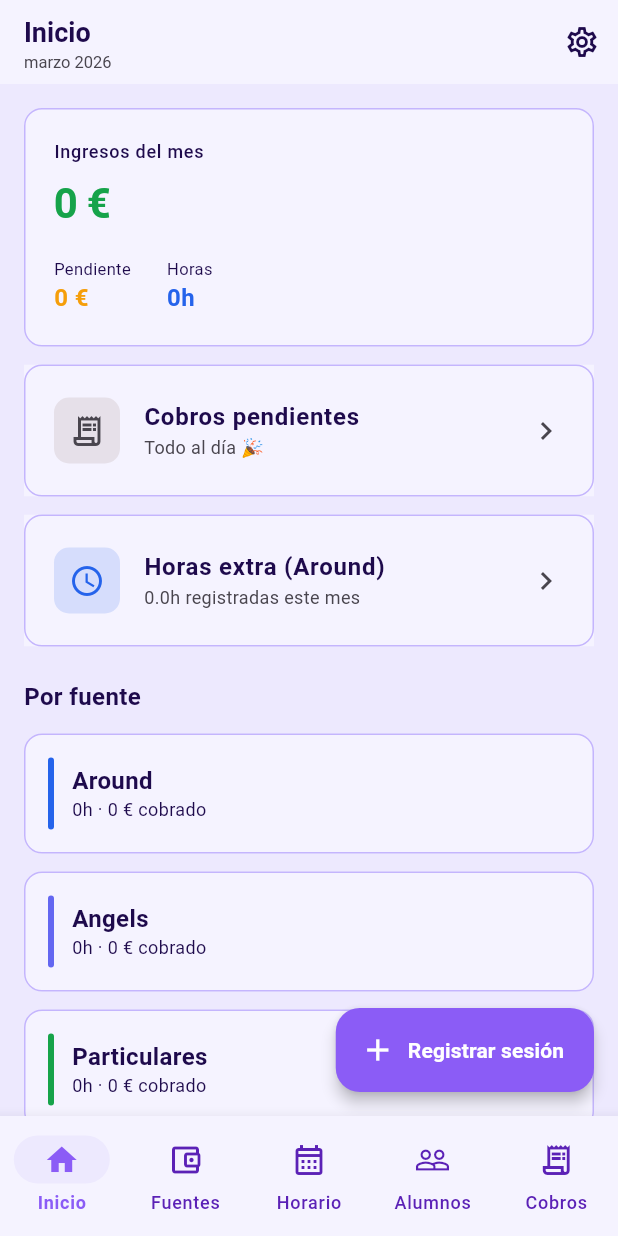
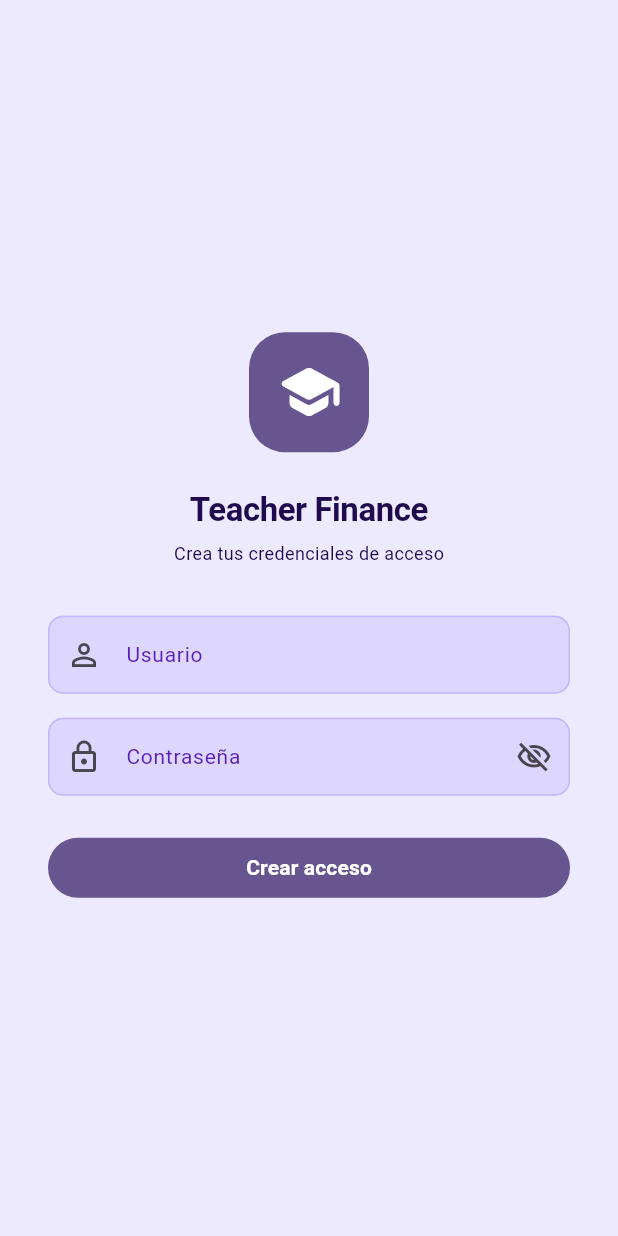
Before and after one commit to AlvaroMarcha/teacherapp, a Flutter app: the screen it shows after launch, on a phone screen of 412 x 824 dp. Run offline on Flutter 3.47's test engine with Material 3 defaults, Android fonts, the phone set to English and light mode, and no system bars; our stand-ins replace drift, flutter_colorpicker, flutter_riverpod, flutter_secure_storage, flutter_slidable, go_router and 2 more; accounts and stored records are empty; generated files the repository leaves out were written again.

Commit message:
feat: implement authentication flow with secure credential storage and login screen

```diff
--- a/lib/core/router/app_router.dart
+++ b/lib/core/router/app_router.dart
@@ -16,9 +16,14 @@ import '../../presentation/screens/ajustes/ajustes_screen.dart';
 import '../../presentation/screens/ajustes/tarifas_screen.dart';
 import '../../presentation/screens/ajustes/perfil_screen.dart';
 import '../../presentation/screens/onboarding/onboarding_screen.dart';
+import '../../presentation/screens/auth/login_screen.dart';
+
+/// Notifier de autenticación — GoRouter escucha cambios para redirigir.
+final authNotifier = ValueNotifier<bool>(false);
 
 /// Rutas nombradas de la aplicación.
 abstract class AppRoutes {
+  static const String login = '/login';
   static const String onboarding = '/onboarding';
   static const String dashboard = '/';
   static const String fuentes = '/fuentes';
@@ -38,8 +43,22 @@ abstract class AppRoutes {
 }
 
 final appRouter = GoRouter(
-  initialLocation: AppRoutes.dashboard,
+  initialLocation: AppRoutes.login,
+  refreshListenable: authNotifier,
+  redirect: (context, state) {
+    final loggedIn = authNotifier.value;
+    final isLoginRoute = state.matchedLocation == AppRoutes.login;
+    if (!loggedIn && !isLoginRoute) return AppRoutes.login;
+    if (loggedIn && isLoginRoute) return AppRoutes.dashboard;
+    return null;
+  },
   routes: [
+    // ── Login (fuera del shell) ────────────────────────────────────
+    GoRoute(
+      path: AppRoutes.login,
+      builder: (_, __) => const LoginScreen(),
+    ),
+
     // ── Onboarding (fuera del shell) ─────────────────────────────
     GoRoute(
       path: AppRoutes.onboarding,
--- /dev/null
+++ b/lib/core/services/auth_service.dart
@@ -0,0 +1,40 @@
+import 'package:flutter_secure_storage/flutter_secure_storage.dart';
+
+/// Gestiona el almacenamiento seguro de credenciales del usuario.
+/// Las credenciales se cifran con el Keystore (Android) / Keychain (iOS).
+class AuthService {
+  static const _keyUsername = 'auth_username';
+  static const _keyPassword = 'auth_password';
+  static const _keyIsSetup = 'auth_is_setup';
+
+  static const _storage = FlutterSecureStorage(
+    aOptions: AndroidOptions(encryptedSharedPreferences: true),
+  );
+
+  /// ¿Ya tiene credenciales guardadas?
+  Future<bool> isSetup() async {
+    final val = await _storage.read(key: _keyIsSetup);
+    return val == 'true';
+  }
+
+  /// Guarda usuario y contraseña por primera vez (o los sobreescribe).
+  Future<void> saveCredentials(String username, String password) async {
+    await _storage.write(key: _keyUsername, value: username);
+    await _storage.write(key: _keyPassword, value: password);
+    await _storage.write(key: _keyIsSetup, value: 'true');
+  }
+
+  /// Valida que las credenciales introducidas coincidan con las guardadas.
+  Future<bool> validateCredentials(String username, String password) async {
+    final storedUser = await _storage.read(key: _keyUsername);
+    final storedPass = await _storage.read(key: _keyPassword);
+    return storedUser == username && storedPass == password;
+  }
+
+  /// Devuelve las credenciales guardadas (para recuperación).
+  Future<({String? username, String? password})> getCredentials() async {
+    final username = await _storage.read(key: _keyUsername);
+    final password = await _storage.read(key: _keyPassword);
+    return (username: username, password: password);
+  }
+}
--- /dev/null
+++ b/lib/presentation/screens/auth/login_screen.dart
@@ -0,0 +1,343 @@
+import 'package:flutter/material.dart';
+import 'package:go_router/go_router.dart';
+import '../../../core/constants/app_text_styles.dart';
+import '../../../core/router/app_router.dart';
+import '../../../core/services/auth_service.dart';
+
+class LoginScreen extends StatefulWidget {
+  const LoginScreen({super.key});
+
+  @override
+  State<LoginScreen> createState() => _LoginScreenState();
+}
+
+class _LoginScreenState extends State<LoginScreen> {
+  final _formKey = GlobalKey<FormState>();
+  final _userCtrl = TextEditingController();
+  final _passCtrl = TextEditingController();
+  final _authService = AuthService();
+
+  bool _obscurePassword = true;
+  bool _loading = false;
+  bool _isFirstSetup = false;
+  String? _error;
+
+  @override
+  void initState() {
+    super.initState();
+    _checkSetup();
+  }
+
+  Future<void> _checkSetup() async {
+    final setup = await _authService.isSetup();
+    if (mounted) setState(() => _isFirstSetup = !setup);
+  }
+
+  @override
+  void dispose() {
+    _userCtrl.dispose();
+    _passCtrl.dispose();
+    super.dispose();
+  }
+
+  Future<void> _submit() async {
+    if (!_formKey.currentState!.validate()) return;
+    setState(() {
+      _loading = true;
+      _error = null;
+    });
+
+    try {
+      if (_isFirstSetup) {
+        await _authService.saveCredentials(
+          _userCtrl.text.trim(),
+          _passCtrl.text,
+        );
+        authNotifier.value = true;
+      } else {
+        final ok = await _authService.validateCredentials(
+          _userCtrl.text.trim(),
+          _passCtrl.text,
+        );
+        if (ok) {
+          authNotifier.value = true;
+        } else {
+          setState(() => _error = 'Usuario o contraseña incorrectos');
+        }
+      }
+    } finally {
+      if (mounted) setState(() => _loading = false);
+    }
+  }
+
+  Future<void> _showRecovery() async {
+    final confirm = await showDialog<bool>(
+      context: context,
+      builder: (_) => AlertDialog(
+        title: const Text('Acceder a credenciales'),
+        content: const Text(
+          'Se mostrarán tus credenciales guardadas. '
+          '¿Continuar?',
+        ),
+        actions: [
+          TextButton(
+            onPressed: () => Navigator.pop(context, false),
+            child: const Text('Cancelar'),
+          ),
+          FilledButton(
+            onPressed: () => Navigator.pop(context, true),
+            child: const Text('Ver'),
+          ),
+        ],
+      ),
+    );
+    if (confirm != true || !mounted) return;
+
+    final creds = await _authService.getCredentials();
+    if (!mounted) return;
+
+    if (creds.username == null) {
+      ScaffoldMessenger.of(context).showSnackBar(
+        const SnackBar(content: Text('No hay credenciales guardadas aún')),
+      );
+      return;
+    }
+
+    showDialog<void>(
+      context: context,
+      builder: (_) => _CredentialsDialog(
+        username: creds.username!,
+        password: creds.password ?? '',
+      ),
+    );
+  }
+
+  @override
+  Widget build(BuildContext context) {
+    final cs = Theme.of(context).colorScheme;
+
+    return Scaffold(
+      body: SafeArea(
+        child: Center(
+          child: SingleChildScrollView(
+            padding: const EdgeInsets.symmetric(horizontal: 32, vertical: 24),
+            child: Form(
+              key: _formKey,
+              child: Column(
+                mainAxisSize: MainAxisSize.min,
+                children: [
+                  // ── Logo / icono ─────────────────────────────
+                  Container(
+                    width: 80,
+                    height: 80,
+                    decoration: BoxDecoration(
+                      color: cs.primary,
+                      borderRadius: BorderRadius.circular(24),
+                    ),
+                    child: const Icon(
+                      Icons.school_rounded,
+                      color: Colors.white,
+                      size: 44,
+                    ),
+                  ),
+                  const SizedBox(height: 24),
+                  Text(
+                    'Teacher Finance',
+                    style: AppTextStyles.titleLarge,
+                  ),
+                  const SizedBox(height: 6),
+                  Text(
+                    _isFirstSetup
+                        ? 'Crea tus credenciales de acceso'
+                        : 'Accede a tu cuenta',
+                    style: AppTextStyles.bodySmall,
+                  ),
+                  const SizedBox(height: 32),
+
+                  // ── Usuario ──────────────────────────────────
+                  TextFormField(
+                    controller: _userCtrl,
+                    decoration: const InputDecoration(
+                      labelText: 'Usuario',
+                      prefixIcon: Icon(Icons.person_outline),
+                    ),
+                    keyboardType: TextInputType.text,
+                    textInputAction: TextInputAction.next,
+                    autocorrect: false,
+                    validator: (v) =>
+                        v == null || v.trim().isEmpty ? 'Requerido' : null,
+                  ),
+                  const SizedBox(height: 16),
+
+                  // ── Contraseña ───────────────────────────────
+                  TextFormField(
+                    controller: _passCtrl,
+                    decoration: InputDecoration(
+                      labelText: 'Contraseña',
+                      prefixIcon: const Icon(Icons.lock_outline),
+                      suffixIcon: IconButton(
+                        icon: Icon(
+                          _obscurePassword
+                              ? Icons.visibility_off_outlined
+                              : Icons.visibility_outlined,
+                        ),
+                        onPressed: () => setState(
+                            () => _obscurePassword = !_obscurePassword),
+                      ),
+                    ),
+                    obscureText: _obscurePassword,
+                    textInputAction: TextInputAction.done,
+                    onFieldSubmitted: (_) => _submit(),
+                    validator: (v) {
+                      if (v == null || v.isEmpty) return 'Requerido';
+                      if (_isFirstSetup && v.length < 4) {
+                        return 'Mínimo 4 caracteres';
+                      }
+                      return null;
+                    },
+                  ),
+
+                  // ── Error ────────────────────────────────────
+                  if (_error != null) ...[
+                    const SizedBox(height: 12),
+                    Text(
+                      _error!,
+                      style: AppTextStyles.bodySmall.copyWith(
+                        color: cs.error,
+                      ),
+                    ),
+                  ],
+
+                  const SizedBox(height: 24),
+
+                  // ── Botón principal ──────────────────────────
+                  SizedBox(
+                    width: double.infinity,
+                    child: FilledButton(
+                      onPressed: _loading ? null : _submit,
+                      child: _loading
+                          ? const SizedBox(
+                              width: 20,
+                              height: 20,
+                              child: CircularProgressIndicator(
+                                strokeWidth: 2,
+                                color: Colors.white,
+                              ),
+                            )
+                          : Text(_isFirstSetup ? 'Crear acceso' : 'Entrar'),
+                    ),
+                  ),
+
+                  // ── Recuperar contraseña ─────────────────────
+                  if (!_isFirstSetup) ...[
+                    const SizedBox(height: 16),
+                    TextButton(
+                      onPressed: _showRecovery,
+                      child: const Text('¿Olvidaste tu contraseña?'),
+                    ),
+                  ],
+                ],
+              ),
+            ),
+          ),
+        ),
+      ),
+    );
+  }
+}
+
+// ── Dialog de credenciales guardadas ────────────────────────────────────────
+
+class _CredentialsDialog extends StatefulWidget {
+  const _CredentialsDialog({
+    required this.username,
+    required this.password,
+  });
+
+  final String username;
+  final String password;
+
+  @override
+  State<_CredentialsDialog> createState() => _CredentialsDialogState();
+}
+
+class _CredentialsDialogState extends State<_CredentialsDialog> {
+  bool _showPassword = false;
+
+  @override
+  Widget build(BuildContext context) {
+    return AlertDialog(
+      title: const Text('Tus credenciales'),
+      content: Column(
+        mainAxisSize: MainAxisSize.min,
+        crossAxisAlignment: CrossAxisAlignment.start,
+        children: [
+          _CredentialRow(label: 'Usuario', value: widget.username, mask: false),
+          const SizedBox(height: 12),
+          _CredentialRow(
+            label: 'Contraseña',
+            value: widget.password,
+            mask: !_showPassword,
+          ),
+          const SizedBox(height: 8),
+          TextButton.icon(
+            icon: Icon(
+              _showPassword
+                  ? Icons.visibility_off_outlined
+                  : Icons.visibility_outlined,
+              size: 18,
+            ),
+            label: Text(_showPassword ? 'Ocultar' : 'Mostrar contraseña'),
+            onPressed: () => setState(() => _showPassword = !_showPassword),
+          ),
+        ],
+      ),
+      actions: [
+        FilledButton(
+          onPressed: () => Navigator.pop(context),
+          child: const Text('Cerrar'),
+        ),
+      ],
+    );
+  }
+}
+
+class _CredentialRow extends StatelessWidget {
+  const _CredentialRow({
+    required this.label,
+    required this.value,
+    required this.mask,
+  });
+
+  final String label;
+  final String value;
+  final bool mask;
+
+  @override
+  Widget build(BuildContext context) {
+    final cs = Theme.of(context).colorScheme;
+    final displayValue = mask ? '•' * value.length : value;
+
+    return Column(
+      crossAxisAlignment: CrossAxisAlignment.start,
+      children: [
+        Text(label, style: AppTextStyles.caption),
+        const SizedBox(height: 2),
+        Container(
+          width: double.infinity,
+          padding: const EdgeInsets.symmetric(horizontal: 12, vertical: 10),
+          decoration: BoxDecoration(
+            color: cs.surfaceContainerHighest,
+            borderRadius: BorderRadius.circular(8),
+          ),
+          child: Text(
+            displayValue,
+            style: AppTextStyles.bodyMedium.copyWith(
+              fontFamily: mask ? null : 'monospace',
+            ),
+          ),
+        ),
+      ],
+    );
+  }
+}
--- a/pubspec.yaml
+++ b/pubspec.yaml
@@ -53,6 +53,9 @@ dependencies:
   # Persistencia de preferencias (tema)
   shared_preferences: ^2.3.0
 
+  # Almacenamiento seguro de credenciales
+  flutter_secure_storage: ^9.0.0
+
 dev_dependencies:
   flutter_test:
     sdk: flutter
```
Also changed, not shown: pubspec.lock.
